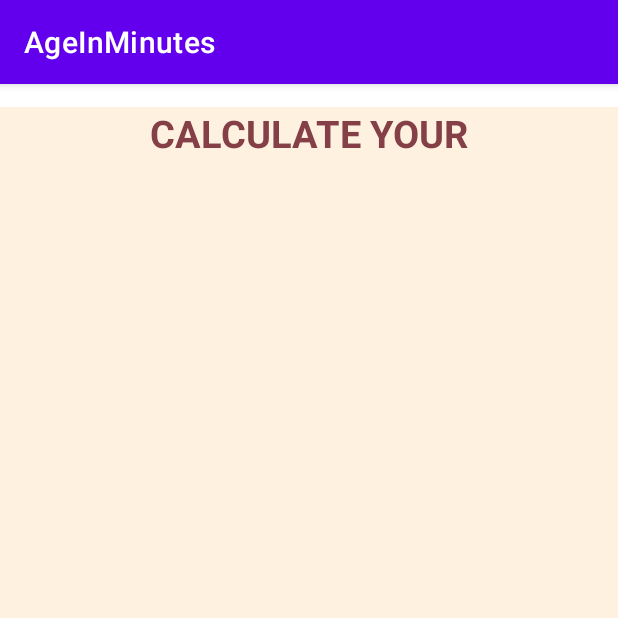
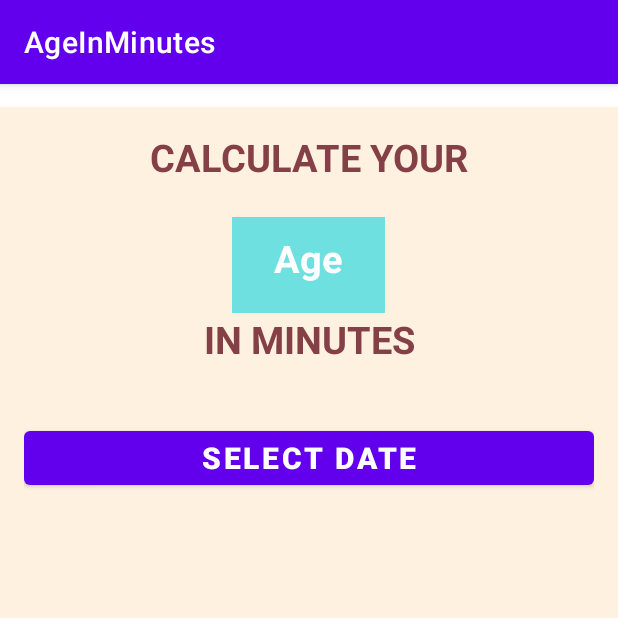
Before and after one commit to mo99me99/AgeInMinutes, an Android app: the screen it shows after launch (MainActivity), on a phone screen of 412 x 824 dp, the top half of it. Run offline under Robolectric (Android 15) with nearby library versions, the phone set to English and light mode, and no system bars.

Commit message:
004 Adding more TextViews and understanding the difference of SP, DP and Pixels

```diff
--- a/app/src/main/res/layout/activity_main.xml
+++ b/app/src/main/res/layout/activity_main.xml
@@ -8,17 +8,50 @@
     android:gravity="center_horizontal"
     android:orientation="vertical"
     android:background="@color/backgroundColor"
-    tools:context=".MainActivity">
+    tools:context=".MainActivity"
+    android:padding="16dp">
 
     <TextView
-        android:layout_width="228dp"
+        android:id="@+id/textView"
+        android:layout_width="match_parent"
         android:layout_height="57dp"
         android:text="CALCULATE YOUR"
         android:textAlignment="center"
         android:textColor="@color/textColor"
         android:textSize="25sp"
+
+        android:textStyle="bold" />
+
+    <TextView
+        android:id="@+id/tvAge"
+        android:layout_width="102dp"
+        android:layout_height="64dp"
+        android:background="@color/ageTextBackgroundColor"
+        android:padding="10dp"
+        android:text="Age"
+        android:textAlignment="center"
+        android:textColor="@color/ageTextColor"
+        android:textSize="25sp"
         android:textStyle="bold"
 
         />
+    <TextView
+        android:id="@+id/tvInMinutes"
+        android:layout_width="match_parent"
+        android:layout_height="57dp"
+        android:text="IN MINUTES"
+        android:textAlignment="center"
+        android:textColor="@color/textColor"
+        android:textSize="25sp"
+        android:textStyle="bold" />
+        <Button
+            android:layout_width="match_parent"
+            android:layout_height="wrap_content"
+            android:text="Select Date"
+            android:layout_marginTop="15dp"
+            android:textStyle="bold"
+            android:textSize="20sp"
+            />
+
 
 </LinearLayout>
--- a/app/src/main/res/values/colors.xml
+++ b/app/src/main/res/values/colors.xml
@@ -9,5 +9,7 @@
     <color name="white">#FFFFFFFF</color>
     <color name="textColor">#844046</color>
     <color name="backgroundColor">#FEF1E0</color>
+    <color name="ageTextBackgroundColor">#C846DCE0</color>
+    <color name="ageTextColor">#FFFFFF</color>
 
 </resources>
```
